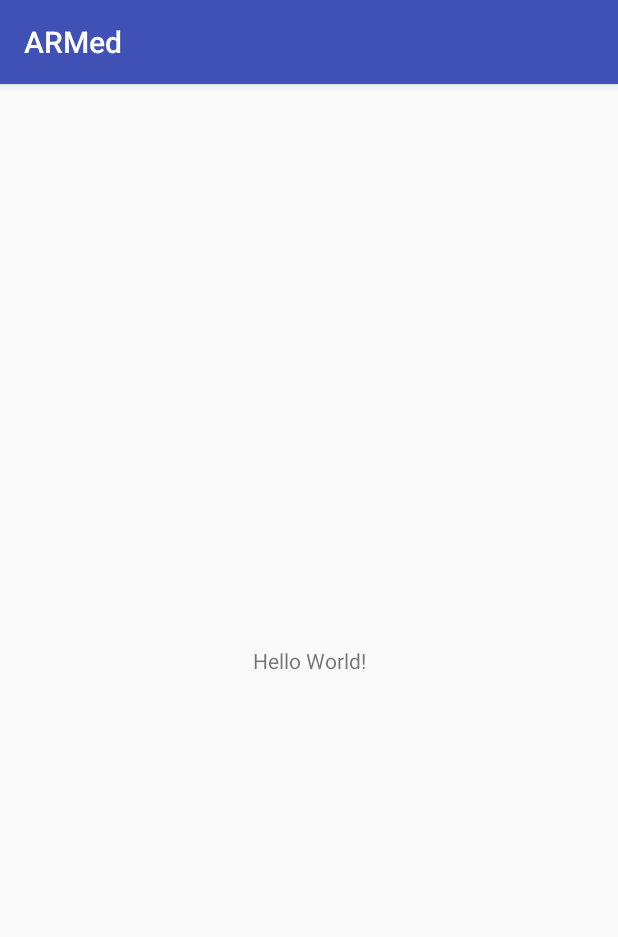
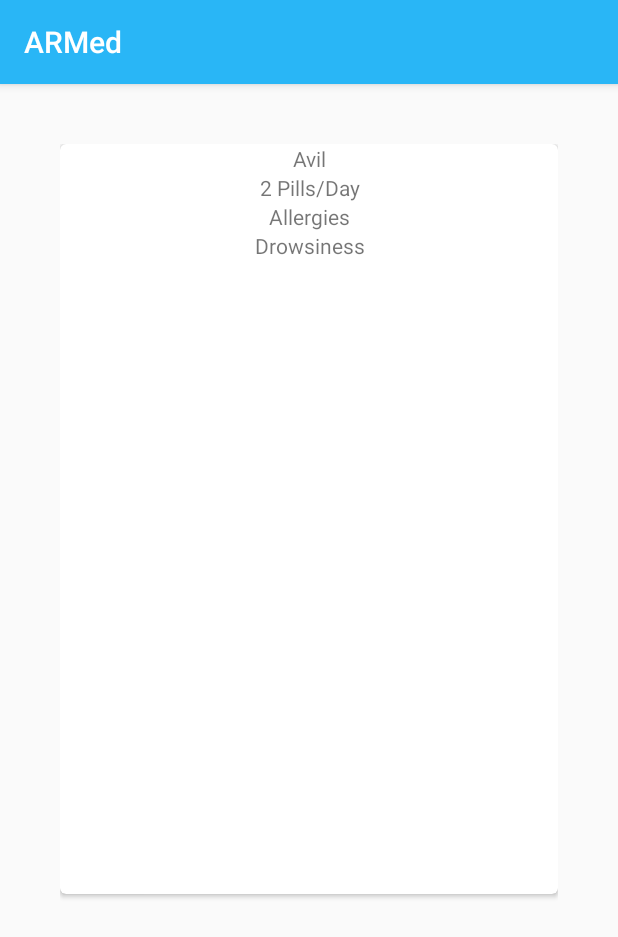
Before and after one commit to achadha0111/arMed, an Android app: the screen it shows after launch (MedInfoDisplayActivity), on a phone screen of 412 x 824 dp. Shown: the top 937 px of the screen. Run offline under Robolectric (Android 15) with nearby library versions, the phone set to English and light mode, and no system bars.

Commit message:
Added medicine display activity

```diff
--- a/app/build.gradle
+++ b/app/build.gradle
@@ -21,6 +21,8 @@ android {
 dependencies {
     implementation fileTree(dir: 'libs', include: ['*.jar'])
     implementation 'com.android.support:appcompat-v7:26.1.0'
+    compile 'com.android.support:design:26.1.0'
+    compile 'com.android.support:cardview-v7:26.1.0'
     implementation 'com.android.support.constraint:constraint-layout:1.0.2'
     testImplementation 'junit:junit:4.12'
     androidTestImplementation 'com.android.support.test:runner:1.0.1'
--- a/app/src/main/AndroidManifest.xml
+++ b/app/src/main/AndroidManifest.xml
@@ -11,8 +11,9 @@
         android:theme="@style/AppTheme">
         <activity android:name=".MedInfoDisplayActivity">
             <intent-filter>
+                <action android:name="android.intent.action.SEND"/>
                 <action android:name="android.intent.action.MAIN" />
-
+                <category android:name="android.intent.category.DEFAULT"/>
                 <category android:name="android.intent.category.LAUNCHER" />
             </intent-filter>
         </activity>
--- a/app/src/main/java/com/example/android/armed/MedInfoDisplayActivity.java
+++ b/app/src/main/java/com/example/android/armed/MedInfoDisplayActivity.java
@@ -2,12 +2,75 @@ package com.example.android.armed;
 
 import android.support.v7.app.AppCompatActivity;
 import android.os.Bundle;
+import android.support.v7.widget.CardView;
+import android.view.View;
+import android.widget.ProgressBar;
+import android.widget.TextView;
 
 public class MedInfoDisplayActivity extends AppCompatActivity {
+    private String drugName;
+    private String drugDosage;
+    private String drugCommonSymptoms;
+    private String drugSideEffects;
+    TextView medicineNameView;
+    TextView drugDosageView;
+    TextView drugCommonSymptomsView;
+    TextView drugSideEffectsView;
+    ProgressBar progressBar;
+    CardView cardView;
 
     @Override
     protected void onCreate(Bundle savedInstanceState) {
         super.onCreate(savedInstanceState);
         setContentView(R.layout.activity_med_info_display);
+        medicineNameView = findViewById(R.id.string_medicine_name);
+        drugDosageView = findViewById(R.id.drugDosage);
+        drugCommonSymptomsView = findViewById(R.id.drugCommonSymptoms);
+        drugSideEffectsView = findViewById(R.id.drugSideEffects);
+        progressBar = findViewById(R.id.dataFetch);
+        cardView = findViewById(R.id.medInfo);
+    }
+
+    @Override
+    protected void onStart() {
+        super.onStart();
+        Bundle extras = getIntent().getExtras();
+
+
+        if (extras != null) {
+
+           drugName = extras.getString("drugName");
+           drugDosage = extras.getString("drugDosage");
+           drugCommonSymptoms = extras.getString("drugCommonSymptoms");
+           drugSideEffects = extras.getString("drugSideEffects");
+
+           runOnUiThread(new Runnable() {
+               @Override
+               public void run() {
+                    medicineNameView.setText(drugName);
+                    drugDosageView.setText(drugDosage);
+                    drugCommonSymptomsView.setText(drugCommonSymptoms);
+                    drugSideEffectsView.setText(drugSideEffects);
+
+                   progressBar.setVisibility(View.INVISIBLE);
+                   cardView.setVisibility(View.VISIBLE);
+               }
+           });
+
+
+        } else {
+            runOnUiThread(new Runnable() {
+                @Override
+                public void run() {
+                    medicineNameView.setText("Avil");
+                    drugDosageView.setText("2 Pills/Day");
+                    drugCommonSymptomsView.setText("Allergies");
+                    drugSideEffectsView.setText("Drowsiness");
+
+                    progressBar.setVisibility(View.INVISIBLE);
+                    cardView.setVisibility(View.VISIBLE);
+                }
+            });
+        }
     }
 }
--- a/app/src/main/res/layout/activity_med_info_display.xml
+++ b/app/src/main/res/layout/activity_med_info_display.xml
@@ -1,18 +1,58 @@
 <?xml version="1.0" encoding="utf-8"?>
-<android.support.constraint.ConstraintLayout xmlns:android="http://schemas.android.com/apk/res/android"
+<RelativeLayout xmlns:android="http://schemas.android.com/apk/res/android"
     xmlns:app="http://schemas.android.com/apk/res-auto"
     xmlns:tools="http://schemas.android.com/tools"
     android:layout_width="match_parent"
     android:layout_height="match_parent"
+    android:padding="40dp"
     tools:context="com.example.android.armed.MedInfoDisplayActivity">
 
-    <TextView
+    <ProgressBar
+        android:id="@+id/dataFetch"
         android:layout_width="wrap_content"
         android:layout_height="wrap_content"
-        android:text="Hello World!"
-        app:layout_constraintBottom_toBottomOf="parent"
-        app:layout_constraintLeft_toLeftOf="parent"
-        app:layout_constraintRight_toRightOf="parent"
-        app:layout_constraintTop_toTopOf="parent" />
+        android:layout_centerHorizontal="false"
+        android:layout_centerInParent="true"
+        android:layout_centerVertical="false"
+        android:visibility="visible" />
 
-</android.support.constraint.ConstraintLayout>
+    <android.support.v7.widget.CardView xmlns:card_view="http://schemas.android.com/apk/res-auto"
+        android:id="@+id/medInfo"
+        android:layout_width="match_parent"
+        android:layout_height="500dp"
+        android:layout_gravity="center"
+        android:visibility="invisible"
+        card_view:cardCornerRadius="4dp">
+
+        <LinearLayout
+            android:layout_width="match_parent"
+            android:layout_height="match_parent"
+            android:orientation="vertical">
+
+            <TextView
+                android:id="@+id/string_medicine_name"
+                android:layout_width="match_parent"
+                android:layout_height="wrap_content"
+                android:textAlignment="center" />
+
+            <TextView
+                android:id="@+id/drugDosage"
+                android:layout_width="match_parent"
+                android:layout_height="wrap_content"
+                android:text="TextView"
+                android:textAlignment="center" />
+
+            <TextView
+                android:id="@+id/drugCommonSymptoms"
+                android:layout_width="match_parent"
+                android:layout_height="wrap_content"
+                android:textAlignment="center" />
+
+            <TextView
+                android:id="@+id/drugSideEffects"
+                android:layout_width="match_parent"
+                android:layout_height="wrap_content"
+                android:textAlignment="center" />
+        </LinearLayout>
+    </android.support.v7.widget.CardView>
+</RelativeLayout>
--- a/app/src/main/res/values/colors.xml
+++ b/app/src/main/res/values/colors.xml
@@ -1,6 +1,6 @@
 <?xml version="1.0" encoding="utf-8"?>
 <resources>
-    <color name="colorPrimary">#3F51B5</color>
-    <color name="colorPrimaryDark">#303F9F</color>
-    <color name="colorAccent">#FF4081</color>
+    <color name="colorPrimary">#29b6f6</color>
+    <color name="colorPrimaryDark">#070e18</color>
+    <color name="colorAccent">#15417b</color>
 </resources>
--- a/app/src/main/res/values/strings.xml
+++ b/app/src/main/res/values/strings.xml
@@ -1,3 +1,7 @@
 <resources>
     <string name="app_name">ARMed</string>
+    <string name="medicine_name"/>
+    <string name="dosage"/>
+    <string name="common_symptoms"/>
+    <string name="side_effects"/>
 </resources>
```
